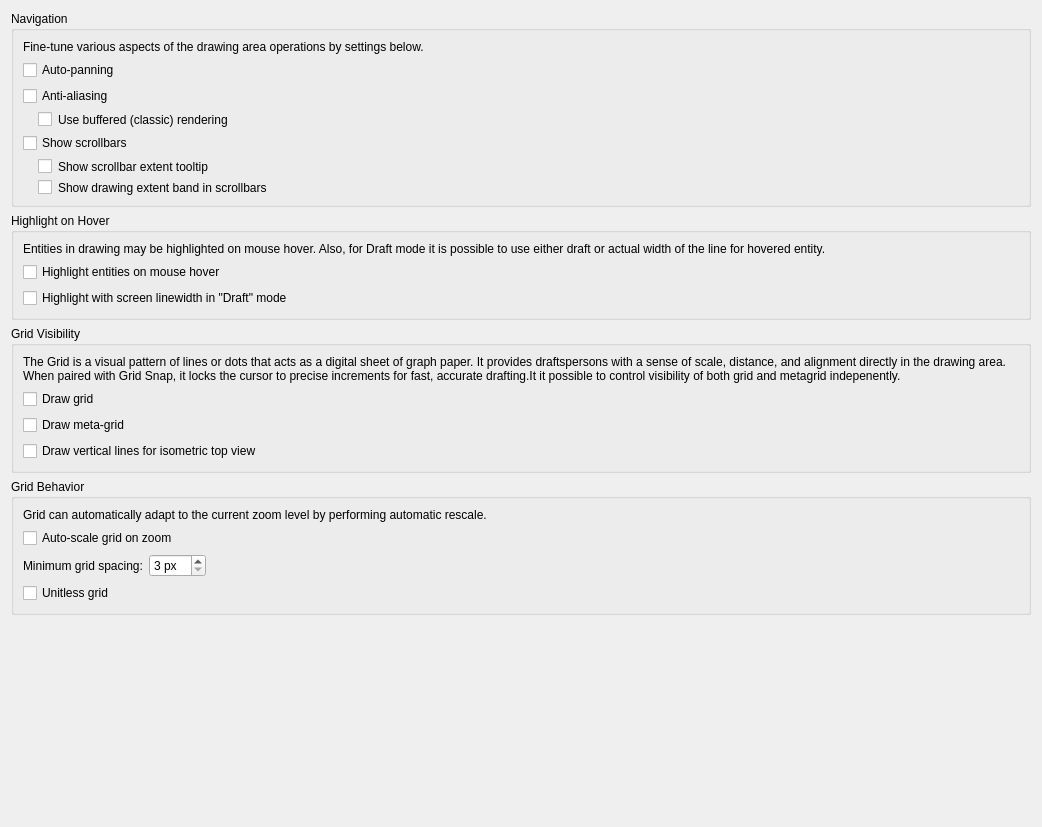
Qt form librecad/src/ui/dialogs/settings/options_drafting/pages/lc_settings_page_graphic_view_behavior.ui (sand1024/LibreCAD) before a commit.
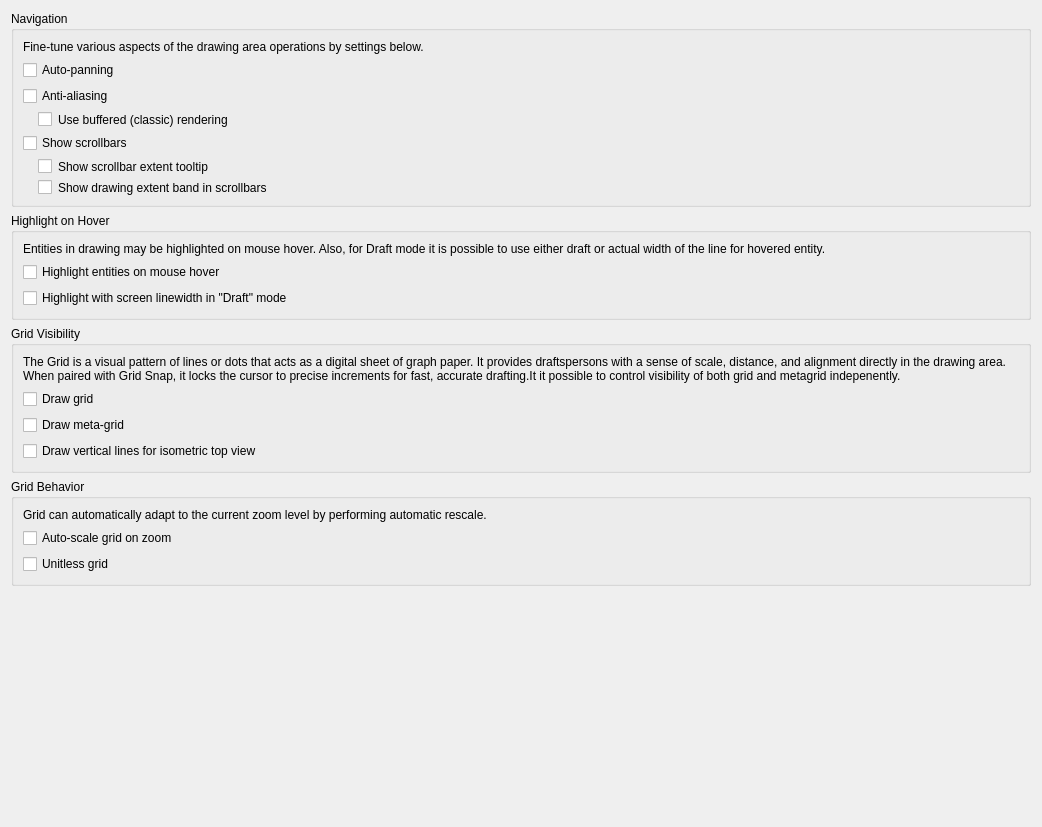
The same form after that commit.

Commit message: more consistent pages names

The edit to the form file:
```diff
--- a/librecad/src/ui/dialogs/settings/options_drafting/pages/lc_settings_page_graphic_view_behavior.ui
+++ b/librecad/src/ui/dialogs/settings/options_drafting/pages/lc_settings_page_graphic_view_behavior.ui
@@ -243,32 +243,6 @@
       <string>Grid Behavior</string>
      </property>
      <layout class="QGridLayout" name="gridLayout">
-      <item row="2" column="0">
-       <widget class="QLabel" name="lblMinSpacing">
-        <property name="text">
-         <string>Minimum grid spacing:</string>
-        </property>
-       </widget>
-      </item>
-      <item row="2" column="1">
-       <widget class="QSpinBox" name="sbMinGridSpacing">
-        <property name="toolTip">
-         <string>Grid Rescale Spacing
-
-Minimal screen pixel spacing between grid lines
-before subdivisions collapse and grid rescale.</string>
-        </property>
-        <property name="suffix">
-         <string> px</string>
-        </property>
-        <property name="minimum">
-         <number>3</number>
-        </property>
-        <property name="maximum">
-         <number>50</number>
-        </property>
-       </widget>
-      </item>
       <item row="3" column="0" colspan="2">
        <widget class="QCheckBox" name="cbUnitlessGrid">
         <property name="toolTip">
```
The commit also changes 88 other files.
